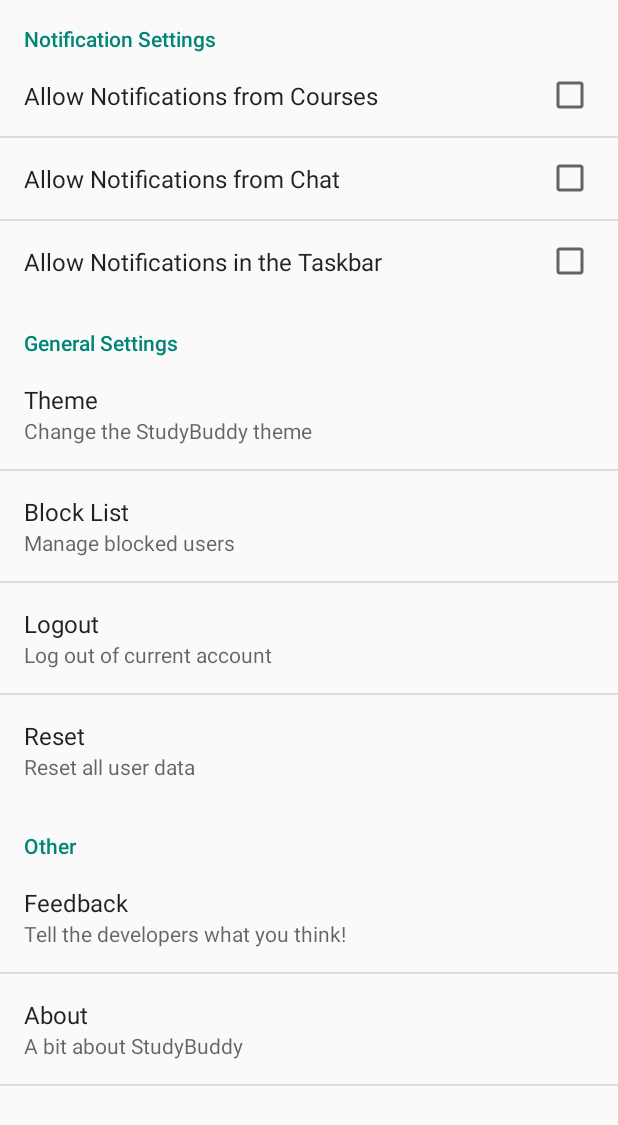
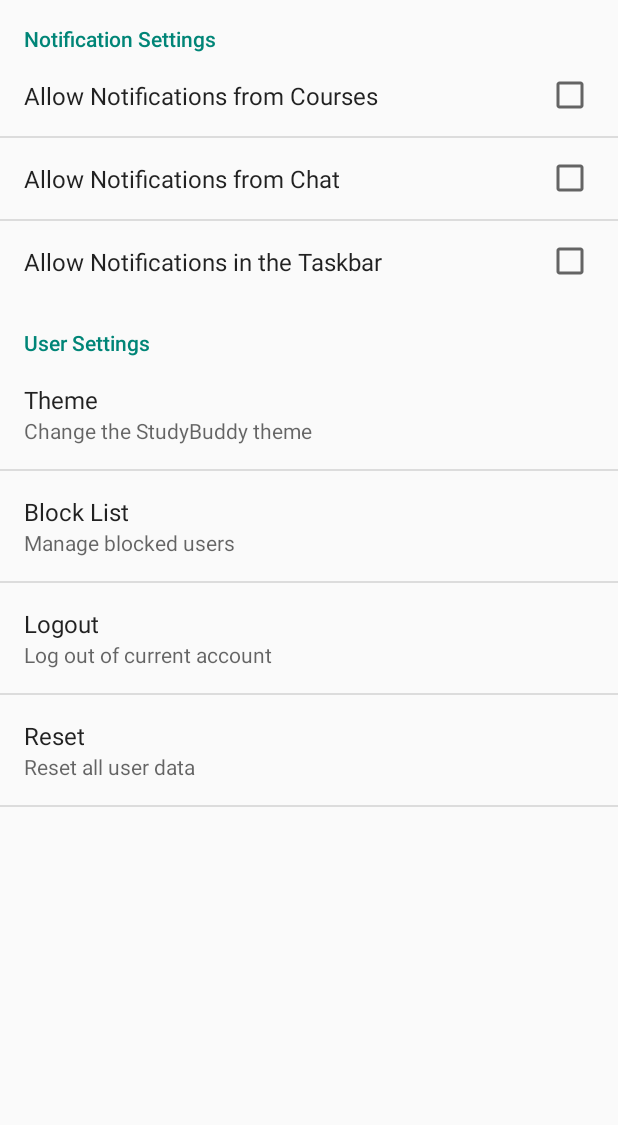
Before and after one commit to MonoAlpaca/StudyBuddy, an Android app: the Settings screen opened directly, with no data from a screen before it, on a phone screen of 412 x 824 dp. Shown: the top 1125 px of the screen. Run offline under Robolectric (Android 15) with nearby library versions, the phone set to English and light mode, and no system bars.

Commit message:
added feedback linkage

```diff
--- a/Client/StudyBuddy/app/src/main/java/com/team18/studybuddy/studybuddy/Settings.java
+++ b/Client/StudyBuddy/app/src/main/java/com/team18/studybuddy/studybuddy/Settings.java
@@ -19,4 +19,6 @@ public class Settings extends PreferenceActivity {
         super.onCreate(savedInstanceState);
         addPreferencesFromResource(R.xml.fragment_settings);
     }
+
+
 }
--- a/Client/StudyBuddy/app/src/main/res/xml/fragment_settings.xml
+++ b/Client/StudyBuddy/app/src/main/res/xml/fragment_settings.xml
@@ -19,8 +19,8 @@
     </PreferenceCategory>
 
     <PreferenceCategory
-        android:title="General Settings"
-        android:key="settingsGeneral">
+        android:title="User Settings"
+        android:key="settingsUser">
 
         <ListPreference
             android:title="Theme"
@@ -45,19 +45,4 @@
             android:key="settingsReset"
             android:summary="Reset all user data"/>
     </PreferenceCategory>
-
-
-    <PreferenceCategory
-        android:title="Other"
-        android:key="settingsOther">
-        <Preference
-            android:title="Feedback"
-            android:summary="Tell the developers what you think!"
-            android:key="settingsFeedback"/>
-
-        <Preference
-            android:title="About"
-            android:summary="A bit about StudyBuddy"
-            android:key="settingsAbout"/>
-    </PreferenceCategory>
 </PreferenceScreen>
```
Also changed, not shown: Client/StudyBuddy/app/src/main/java/com/team18/studybuddy/studybuddy/Feedback.java (added, +47 -0 lines), Client/StudyBuddy/app/src/main/java/com/team18/studybuddy/studybuddy/MainActivity.java (+8 -0 lines), Client/StudyBuddy/app/src/main/res/layout/fragment_feedback.xml (added, +21 -0 lines), Client/StudyBuddy/app/src/main/res/layout/fragment_main.xml (+1 -9 lines), Client/StudyBuddy/app/src/main/res/values/strings.xml (+0 -10 lines).
